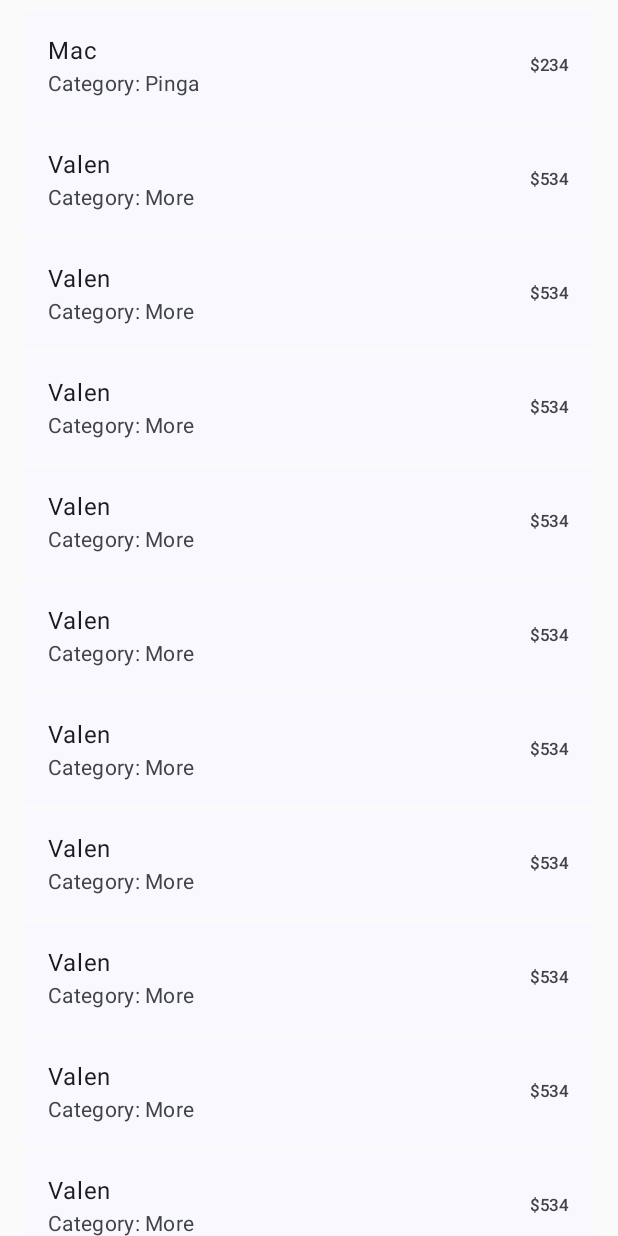
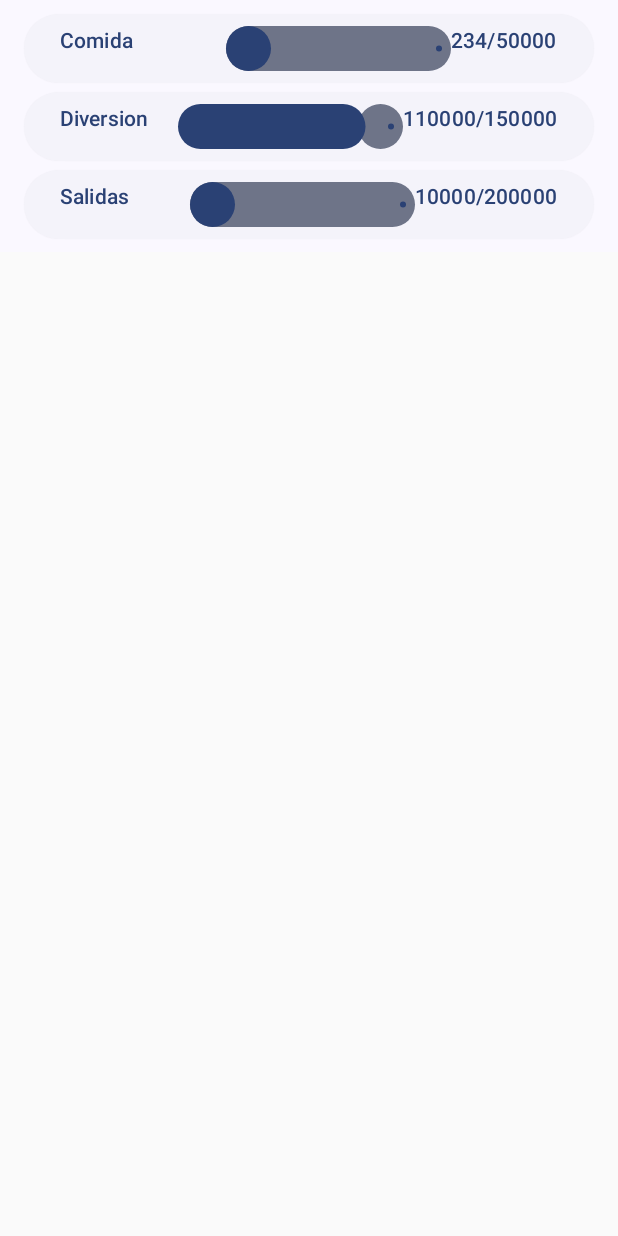
Before and after one commit to franjuarez/Plutonke, an Android app built with Jetpack Compose: the screen it shows after launch (MainActivity), on a phone screen of 412 x 824 dp. Run offline under Robolectric (Android 15) with nearby library versions, the phone set to English and light mode, and no system bars.

Commit message:
pantalla categorias empezada

```diff
--- /dev/null
+++ b/src/app/src/main/java/com/schonke/plutonke/Category.kt
@@ -0,0 +1,13 @@
+package com.schonke.plutonke
+
+class Category (
+    val name: String,
+    val spentAmount: Int,
+    val maxAmount: Int,
+    //TODO: FALTA LO DE REINCIAR CADA X TIEMPO
+    )
+{
+    override fun toString(): String {
+        return name
+    }
+}
--- a/src/app/src/main/java/com/schonke/plutonke/Expense.kt
+++ b/src/app/src/main/java/com/schonke/plutonke/Expense.kt
@@ -1,3 +1,7 @@
 package com.schonke.plutonke
 
-data class Expense(val name: String, val date: String, val price: Int, var category: String)
+data class Expense(
+    val name: String,
+    val date: String,
+    val price: Int,
+    val category: Category)
--- a/src/app/src/main/java/com/schonke/plutonke/MainActivity.kt
+++ b/src/app/src/main/java/com/schonke/plutonke/MainActivity.kt
@@ -1,11 +1,19 @@
 package com.schonke.plutonke
 
 import android.os.Bundle
+import android.preference.PreferenceActivity
+import android.widget.Space
 import androidx.activity.ComponentActivity
 import androidx.activity.compose.setContent
+import androidx.compose.foundation.ExperimentalFoundationApi
 import androidx.compose.foundation.layout.Arrangement
+import androidx.compose.foundation.layout.Box
+import androidx.compose.foundation.layout.BoxWithConstraints
 import androidx.compose.foundation.layout.PaddingValues
+import androidx.compose.foundation.layout.Row
+import androidx.compose.foundation.layout.Spacer
 import androidx.compose.foundation.layout.fillMaxSize
+import androidx.compose.foundation.layout.fillMaxWidth
 import androidx.compose.foundation.layout.padding
 import androidx.compose.foundation.layout.size
 import androidx.compose.foundation.lazy.LazyColumn
@@ -23,49 +31,95 @@ import androidx.compose.ui.unit.dp
 import com.schonke.plutonke.ui.theme.PlutonkeTheme
 import kotlin.math.exp
 import androidx.compose.foundation.lazy.items
+import androidx.compose.material3.Divider
+import androidx.compose.material3.ElevatedButton
+import androidx.compose.material3.LinearProgressIndicator
 import androidx.compose.material3.ListItem
+import androidx.compose.material3.ListItemColors
+import androidx.compose.material3.Scaffold
+import androidx.compose.material3.TopAppBar
+import androidx.compose.material3.TopAppBarDefaults.topAppBarColors
+import androidx.compose.ui.graphics.Color
+import androidx.compose.ui.unit.Dp
 
 class MainActivity : ComponentActivity() {
     override fun onCreate(savedInstanceState: Bundle?) {
         super.onCreate(savedInstanceState)
-        val expenses = listOf<Expense>(Expense("Mac", "01-01-2024", 234, "Pinga"),
-            Expense("Valen", "01-02-2021", 534, "More"),
-            Expense("Valen", "01-02-2021", 534, "More"),
-            Expense("Valen", "01-02-2021", 534, "More"),
-            Expense("Valen", "01-02-2021", 534, "More"),
-            Expense("Valen", "01-02-2021", 534, "More"),
-            Expense("Valen", "01-02-2021", 534, "More"),
-            Expense("Valen", "01-02-2021", 534, "More"),
-            Expense("Valen", "01-02-2021", 534, "More"),
-            Expense("Valen", "01-02-2021", 534, "More"),
-            Expense("Valen", "01-02-2021", 534, "More"),
-            Expense("Monke", "12-01-2004", 89434, "Vato"))
+        val comida = Category(name = "Comida", spentAmount = 234, maxAmount = 50000)
+        val diversion = Category(name = "Diversion", spentAmount = 110000, maxAmount = 150000)
+        val salidas = Category(name = "Salidas", spentAmount = 10000, maxAmount = 200000)
+
+        val expenses = listOf<Expense>(Expense("Mac", "01-01-2024", 234, comida),
+            Expense("Minecraft Premium", "01-03-2021", 20000, diversion),
+            Expense("Parque de la costa", "01-02-2021", 90000, diversion),
+            Expense("Cumple de Monke", "12-01-2004", 10000, salidas))
+
+        val categories = listOf<Category>(
+                comida,
+                diversion,
+                salidas
+        )
 
         setContent {
             PlutonkeTheme {
-                showAllExpenses(expenses = expenses)
+                Surface() {
+                    ShowHomeScreen(categories = categories)
+
+                }
                 }
             }
         }
     }
 
+
 @Composable
-fun showAllExpenses(expenses: List<Expense>){
+fun ShowHomeScreen(categories: List<Category>) {
     LazyColumn (contentPadding = PaddingValues(horizontal = 16.dp, vertical = 8.dp),
-                verticalArrangement = Arrangement.spacedBy(4.dp)) {
-        items(expenses){ expense ->
-            showExpense(expense = expense)
+            verticalArrangement = Arrangement.spacedBy(4.dp)) {
+        items(categories){ category ->
+            ShowCategory(category = category)
+
+        }
+    }
+}
+@Composable
+fun ShowCategory(category: Category) {
+    ElevatedButton(onClick = { println("Click") },
+            modifier = Modifier.fillMaxSize()) {
+        Row(
+                modifier = Modifier.fillMaxWidth(),
+                horizontalArrangement = Arrangement.SpaceBetween
+        ) {
+            Text(category.toString() , modifier = Modifier.weight(1f))
+            LinearProgressIndicator(progress = category.spentAmount / category.maxAmount.toFloat(),
+                    modifier = Modifier.size(150.dp, 30.dp)
+            )
+
+            Text(category.spentAmount.toString() + "/" + category.maxAmount.toString())
+
 
         }
     }
 }
 
+@OptIn(ExperimentalFoundationApi::class)
 @Composable
-fun showExpense(expense: Expense){
+fun ShowAllExpenses(expenses: List<Expense>){
+    LazyColumn (contentPadding = PaddingValues(horizontal = 16.dp, vertical = 8.dp),
+                verticalArrangement = Arrangement.spacedBy(4.dp)) {
+        items(expenses){ expense ->
+            ShowExpense(expense = expense)
+            Divider()
+        }
+    }
+}
+
+@Composable
+fun ShowExpense(expense: Expense){
     //TODO Cambiar category por su tipo
     ListItem(
         headlineContent = { Text(text = expense.name) },
-        supportingContent = { Text(text = "Category: " + expense.category) },
-        trailingContent = { Text(text = "$" + expense.price.toString()) }
-    )
+        supportingContent = { Text(text = expense.category.toString()) },
+        trailingContent = { Text(text = "$" + expense.price.toString()) },
+            )
 }
```
